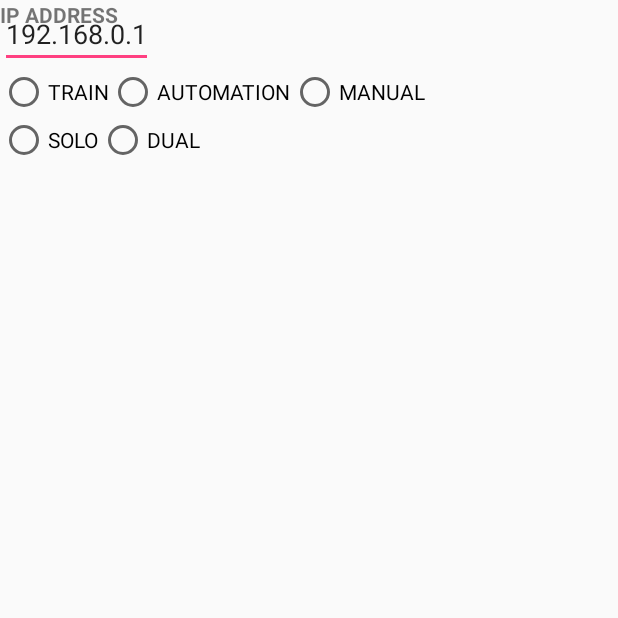
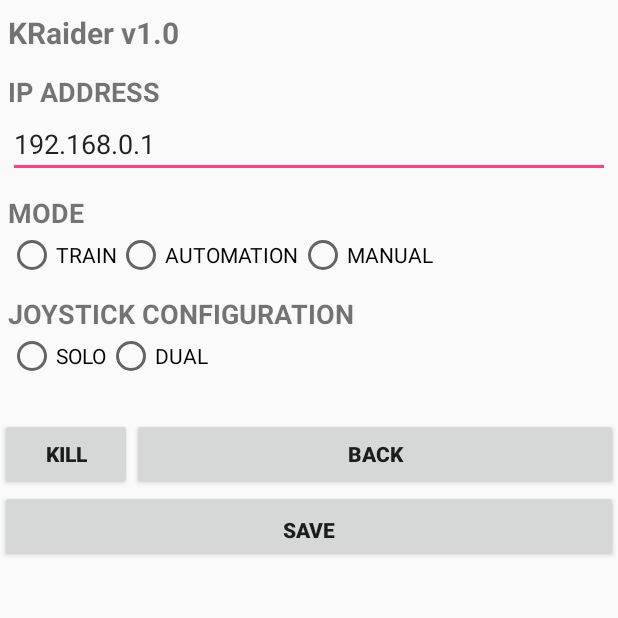
Before and after one commit to aizatrosli/KRaider, an Android app: the SettingActivity screen opened directly, with no data from a screen before it, on a phone screen of 412 x 824 dp, the top half of it. Run offline under Robolectric (Android 15) with nearby library versions, the phone set to English and light mode, and no system bars.

Commit message:
updated with new ui

```diff
--- a/app/src/main/res/drawable/centered.xml
+++ /dev/null
@@ -1,4 +0,0 @@
-<bitmap xmlns:android="http://schemas.android.com/apk/res/android"
-    android:src="@drawable/ps4droid"
-    android:antialias="true"
-    android:gravity="center"/>
--- a/app/src/main/res/layout-land/activity_main.xml
+++ b/app/src/main/res/layout-land/activity_main.xml
@@ -148,25 +148,24 @@
         android:layout_height="200dp"
         android:layout_alignParentBottom="true"
         android:layout_alignParentLeft="true"/>
-        <RelativeLayout
-            android:layout_width="wrap_content"
-            android:layout_height="wrap_content"
-            android:layout_alignTop="@id/joy1"
-            android:layout_alignStart="@id/joy1"></RelativeLayout>
-    <TableLayout
-        android:layout_width="wrap_content"
-        android:layout_height="wrap_content"
-        android:shrinkColumns="*"
-        android:layout_alignParentBottom="true"
-        android:layout_centerHorizontal="true"
-        android:id="@+id/tableLayout">
 
-        <TableRow></TableRow>
-        <TableRow></TableRow>
-        <TableRow>
+   <Button
+       android:id="@+id/startbtn"
+       android:layout_width="wrap_content"
+       android:background="@drawable/smalllogo"
+       android:layout_height="wrap_content"
+       android:layout_margin="10sp"
+       android:layout_alignParentBottom="true"
+       android:layout_centerHorizontal="true" />
 
-        </TableRow>
-</TableLayout>
+    <Button
+        android:id="@+id/settingbtn"
+        android:layout_width="100sp"
+        android:background="#0DFFFFFF"
+        android:layout_above="@id/startbtn"
+        android:layout_height="25sp"
+        android:layout_centerHorizontal="true" />
+
     <com.erz.joysticklibrary.JoyStick
         android:id="@+id/joy2"
         android:layout_width="200dp"
@@ -176,10 +175,7 @@
         app:buttonDrawable="@drawable/joyr"
         android:layout_alignParentBottom="true"
         android:layout_alignParentRight="true"/>
-    <RelativeLayout
-        android:layout_width="wrap_content"
-        android:layout_height="wrap_content"
-        android:layout_alignTop="@id/joy2"
-        android:layout_alignEnd="@id/joy2"></RelativeLayout>
+
+
 
 </RelativeLayout>
--- a/app/src/main/res/layout/activity_setting.xml
+++ b/app/src/main/res/layout/activity_setting.xml
@@ -6,23 +6,46 @@
     android:layout_height="match_parent"
     tools:context="com.kudakoding.aaizat.kraider.SettingActivity"
     android:orientation="vertical">
-    <RelativeLayout
-        android:layout_width="wrap_content"
-        android:layout_height="wrap_content">
+    <TextView
+        android:layout_width="match_parent"
+        android:layout_height="wrap_content"
+        android:text="KRaider v1.0"
+        android:textStyle="bold"
+        android:textSize="20sp"
+        android:paddingLeft="5dp"
+        android:paddingTop="8dp"
+        android:paddingBottom="8dp"/>
+    <LinearLayout
+        android:layout_width="match_parent"
+        android:layout_height="wrap_content"
+        android:orientation="vertical"
+        android:padding="5dp">>
         <TextView
             android:layout_height="wrap_content"
-            android:layout_width="wrap_content"
+            android:layout_width="match_parent"
             android:text="ip address"
+            android:textSize="18sp"
             android:textAllCaps="true"
             android:textStyle="bold"/>
         <EditText
             android:layout_height="wrap_content"
-            android:layout_width="wrap_content"
+            android:layout_width="match_parent"
             android:text="192.168.0.1"
-            android:textAlignment="center"
             />
 
-    </RelativeLayout>
+    </LinearLayout>
+    <LinearLayout
+        android:layout_width="match_parent"
+        android:layout_height="wrap_content"
+        android:orientation="vertical"
+        android:padding="5dp">
+        <TextView
+            android:layout_width="wrap_content"
+            android:layout_height="match_parent"
+            android:textAllCaps="true"
+            android:text="mode"
+            android:textSize="18sp"
+            android:textStyle="bold"/>
         <RadioGroup xmlns:android="http://schemas.android.com/apk/res/android"
             android:id="@+id/groupmode"
             android:layout_width="fill_parent"
@@ -47,7 +70,20 @@
                 android:textAllCaps="true"
                 android:onClick="onRadioButtonClicked"/>
         </RadioGroup>
+    </LinearLayout>
 
+<LinearLayout
+    android:layout_width="match_parent"
+    android:layout_height="wrap_content"
+    android:orientation="vertical"
+    android:padding="5dp">
+    <TextView
+        android:layout_width="match_parent"
+        android:layout_height="wrap_content"
+        android:textAllCaps="true"
+        android:textStyle="bold"
+        android:textSize="18sp"
+        android:text="Joystick configuration"/>
     <RadioGroup xmlns:android="http://schemas.android.com/apk/res/android"
         android:id="@+id/groupjoy"
         android:layout_width="fill_parent"
@@ -66,6 +102,41 @@
             android:textAllCaps="true"
             android:onClick="onRadioButtonClicked"/>
     </RadioGroup>
+</LinearLayout>
+<LinearLayout
+    android:layout_width="match_parent"
+    android:layout_marginTop="20dp"
+    android:orientation="vertical"
+    android:layout_height="wrap_content">
+    <LinearLayout
+        android:layout_width="match_parent"
+        android:orientation="horizontal"
+        android:layout_height="wrap_content">
+
+    <Button
+        android:id="@+id/killbtn"
+        android:layout_width="wrap_content"
+        android:layout_height="wrap_content"
+        android:text="kill"
+        android:textAllCaps="true"
+        android:textStyle="bold" />
+        <Button
+            android:id="@+id/backbtn"
+            android:layout_width="match_parent"
+            android:layout_height="wrap_content"
+            android:text="back"
+            android:textAllCaps="true"
+            android:textStyle="bold" />
+    </LinearLayout>
+    <Button
+        android:id="@+id/savebtn"
+        android:layout_width="match_parent"
+        android:layout_height="wrap_content"
+        android:paddingBottom="5dp"
+        android:text="save"
+        android:textAllCaps="true"
+        android:textStyle="bold" />
 
 
 </LinearLayout>
+</LinearLayout>
```
Also changed, not shown: app/src/main/res/drawable/logo.png (added), app/src/main/res/drawable/ps4droid.jpg (deleted), app/src/main/res/drawable/smalllogo.png (added). Lines whose indentation alone changed are shown as unchanged.
